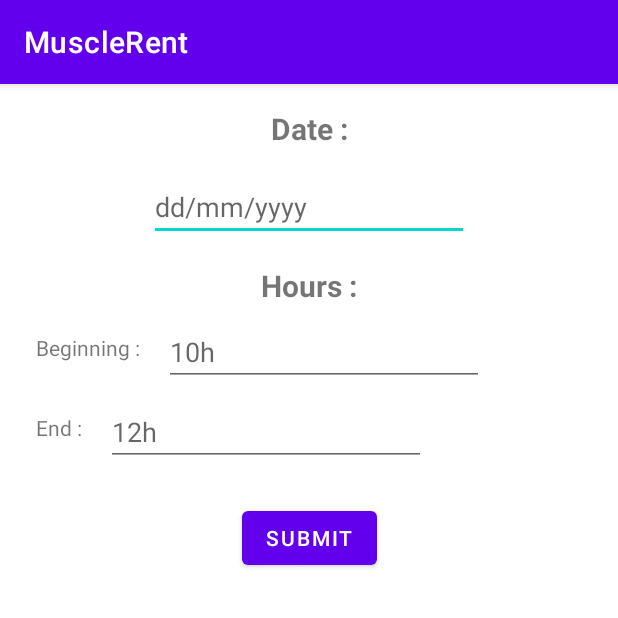
After one commit to ECN-info-MEDEV/tp-devmo-canal_conraux_devmo, an Android app: the NewReservationActivity screen opened directly, with no data from a screen before it, on a phone screen of 412 x 824 dp, the top half of it. The commit adds this screen. Run offline under Robolectric (Android 15) with nearby library versions, the phone set to English and light mode, and no system bars.

Commit message:
Vue de création de nouvelles activités + récupération d'une donnée dans les réponses

```diff
--- a/app/src/main/AndroidManifest.xml
+++ b/app/src/main/AndroidManifest.xml
@@ -12,6 +12,9 @@
         android:theme="@style/Theme.MuscleRent"
         tools:targetApi="31">
         <activity
+            android:name=".NewReservationActivity"
+            android:exported="false" />
+        <activity
             android:name=".MainActivity"
             android:exported="true">
             <intent-filter>
--- a/app/src/main/java/com/example/musclerent/MuscleRoomDatabase.java
+++ b/app/src/main/java/com/example/musclerent/MuscleRoomDatabase.java
@@ -2,9 +2,11 @@ package com.example.musclerent;
 
 import android.content.Context;
 
+import androidx.annotation.NonNull;
 import androidx.room.Database;
 import androidx.room.Room;
 import androidx.room.RoomDatabase;
+import androidx.sqlite.db.SupportSQLiteDatabase;
 
 import java.util.concurrent.ExecutorService;
 import java.util.concurrent.Executors;
@@ -26,11 +28,42 @@ public abstract class MuscleRoomDatabase extends RoomDatabase {
             synchronized (MuscleRoomDatabase.class) {
                 if (INSTANCE == null) {
                     INSTANCE = Room.databaseBuilder(context.getApplicationContext(),
-                                    MuscleRoomDatabase.class, "muscle_database")
+                                    MuscleRoomDatabase.class, "muscle_database").addCallback(sRoomDatabaseCallback)
                             .build();
                 }
             }
         }
         return INSTANCE;
     }
+
+    private static RoomDatabase.Callback sRoomDatabaseCallback = new RoomDatabase.Callback() {
+        @Override
+        public void onCreate(@NonNull SupportSQLiteDatabase db) {
+            super.onCreate(db);
+
+            // If you want to keep data through app restarts,
+            // comment out the following block
+            databaseWriteExecutor.execute(() -> {
+                // Populate the database in the background.
+                // Salle populating
+                SalleDao dao = INSTANCE.salleDao();
+                dao.deleteAll();
+
+                Salle salle = new Salle("Salle Delacour", "44 rue des Jardins, 44000 Nantes", "Cette salle est très cool.");
+                dao.insert(salle);
+                salle = new Salle("Salle Argos", "44 rue des prés, 44300 Nantes", "Cette salle est super très cool.");;
+                dao.insert(salle);
+                salle = new Salle("Salle Thesee", "121 rue du Minotaure, 12322 Crete", "Cette salle est mythologiquement cool.");;
+                dao.insert(salle);
+
+                //Reservation populating
+                ReservationDao rdao = INSTANCE.reservationDao();
+                rdao.deleteAll();
+
+                Reservation reservation = new Reservation("25/03/2023", "13h", "15h", 1);
+                rdao.insert(reservation);
+
+            });
+        }
+    };
 }
--- /dev/null
+++ b/app/src/main/java/com/example/musclerent/NewReservationActivity.java
@@ -0,0 +1,49 @@
+package com.example.musclerent;
+
+import androidx.appcompat.app.AppCompatActivity;
+
+import android.content.Intent;
+import android.os.Bundle;
+import android.text.TextUtils;
+import android.widget.Button;
+import android.widget.EditText;
+
+import java.util.ArrayList;
+import java.util.List;
+
+public class NewReservationActivity extends AppCompatActivity {
+
+    public static final String EXTRA_REPLY_DATE = "com.example.musclerent.REPLY_DATE";
+    public static final String EXTRA_REPLY_BEGINNING = "com.example.musclerent.REPLY_BEGINNING";
+    public static final String EXTRA_REPLY_END = "com.example.musclerent.REPLY_END";
+
+    private EditText mEditDateView;
+    private EditText mEditBeginningView;
+    private EditText mEditEndView;
+
+    @Override
+    public void onCreate(Bundle savedInstanceState) {
+        super.onCreate(savedInstanceState);
+        setContentView(R.layout.activity_new_reservation);
+        mEditDateView = findViewById(R.id.date_edit);
+        mEditBeginningView = findViewById(R.id.beginning_edit);
+        mEditEndView = findViewById(R.id.end_edit);
+
+        final Button button = findViewById(R.id.submit_button);
+        button.setOnClickListener(view -> {
+            Intent replyIntent = new Intent();
+            if (TextUtils.isEmpty(mEditDateView.getText()) || TextUtils.isEmpty(mEditBeginningView.getText()) || TextUtils.isEmpty(mEditEndView.getText())) {
+                setResult(RESULT_CANCELED, replyIntent);
+            } else {
+                String date = mEditDateView.getText().toString();
+                String beginning = mEditBeginningView.getText().toString();
+                String end = mEditEndView.getText().toString();
+                replyIntent.putExtra(EXTRA_REPLY_DATE, date);
+                replyIntent.putExtra(EXTRA_REPLY_BEGINNING, beginning);
+                replyIntent.putExtra(EXTRA_REPLY_END, end);
+                setResult(RESULT_OK, replyIntent);
+            }
+            finish();
+        });
+    }
+}
--- a/app/src/main/java/com/example/musclerent/Reservation.java
+++ b/app/src/main/java/com/example/musclerent/Reservation.java
@@ -23,8 +23,8 @@ public class Reservation {
     @ColumnInfo(name = "horaire_fin")
     private String horaireFin;
 
-    public Reservation(String d, String hD, String hF) {
-        this.salleId = -1;
+    public Reservation(String d, String hD, String hF, int sId) {
+        this.salleId = sId;
         this.date = d;
         this.horaireDebut = hD;
         this.horaireFin = hF;
--- /dev/null
+++ b/app/src/main/res/layout/activity_new_reservation.xml
@@ -0,0 +1,98 @@
+<?xml version="1.0" encoding="utf-8"?>
+<androidx.constraintlayout.widget.ConstraintLayout xmlns:android="http://schemas.android.com/apk/res/android"
+    xmlns:app="http://schemas.android.com/apk/res-auto"
+    xmlns:tools="http://schemas.android.com/tools"
+    android:layout_width="match_parent"
+    android:layout_height="match_parent"
+    tools:context=".NewReservationActivity">
+
+    <TextView
+        android:id="@+id/date_label"
+        android:layout_width="wrap_content"
+        android:layout_height="wrap_content"
+        android:layout_marginTop="16dp"
+        android:text="@string/date_label"
+        android:textSize="20sp"
+        android:textStyle="bold"
+        app:layout_constraintEnd_toEndOf="parent"
+        app:layout_constraintStart_toStartOf="parent"
+        app:layout_constraintTop_toTopOf="parent" />
+
+    <EditText
+        android:id="@+id/date_edit"
+        android:layout_width="wrap_content"
+        android:layout_height="wrap_content"
+        android:layout_marginTop="16dp"
+        android:ems="10"
+        android:hint="@string/date_hint"
+        android:inputType="date"
+        app:layout_constraintEnd_toEndOf="parent"
+        app:layout_constraintStart_toStartOf="parent"
+        app:layout_constraintTop_toBottomOf="@+id/date_label" />
+
+    <TextView
+        android:id="@+id/hour_label"
+        android:layout_width="wrap_content"
+        android:layout_height="wrap_content"
+        android:layout_marginTop="16dp"
+        android:text="@string/hour_label"
+        android:textSize="20sp"
+        android:textStyle="bold"
+        app:layout_constraintEnd_toEndOf="parent"
+        app:layout_constraintStart_toStartOf="parent"
+        app:layout_constraintTop_toBottomOf="@+id/date_edit" />
+
+    <TextView
+        android:id="@+id/beginning_label"
+        android:layout_width="wrap_content"
+        android:layout_height="wrap_content"
+        android:layout_marginStart="24dp"
+        android:layout_marginBottom="16dp"
+        android:text="@string/beginning_label"
+        app:layout_constraintBottom_toBottomOf="@+id/beginning_edit"
+        app:layout_constraintStart_toStartOf="parent" />
+
+    <EditText
+        android:id="@+id/beginning_edit"
+        android:layout_width="wrap_content"
+        android:layout_height="wrap_content"
+        android:layout_marginStart="16dp"
+        android:layout_marginTop="8dp"
+        android:ems="10"
+        android:hint="@string/beginning_hint"
+        android:inputType="textPersonName"
+        app:layout_constraintStart_toEndOf="@+id/beginning_label"
+        app:layout_constraintTop_toBottomOf="@+id/hour_label" />
+
+    <EditText
+        android:id="@+id/end_edit"
+        android:layout_width="wrap_content"
+        android:layout_height="wrap_content"
+        android:layout_marginStart="16dp"
+        android:layout_marginTop="8dp"
+        android:ems="10"
+        android:hint="@string/end_hint"
+        android:inputType="textPersonName"
+        app:layout_constraintStart_toEndOf="@+id/end_label"
+        app:layout_constraintTop_toBottomOf="@+id/beginning_edit" />
+
+    <TextView
+        android:id="@+id/end_label"
+        android:layout_width="wrap_content"
+        android:layout_height="wrap_content"
+        android:layout_marginStart="24dp"
+        android:layout_marginBottom="16dp"
+        android:text="@string/end_label"
+        app:layout_constraintBottom_toBottomOf="@+id/end_edit"
+        app:layout_constraintStart_toStartOf="parent" />
+
+    <Button
+        android:id="@+id/submit_button"
+        android:layout_width="wrap_content"
+        android:layout_height="wrap_content"
+        android:layout_marginTop="24dp"
+        android:text="@string/submit_button"
+        app:layout_constraintEnd_toEndOf="parent"
+        app:layout_constraintStart_toStartOf="parent"
+        app:layout_constraintTop_toBottomOf="@+id/end_edit" />
+</androidx.constraintlayout.widget.ConstraintLayout>
--- a/app/src/main/res/values/colors.xml
+++ b/app/src/main/res/values/colors.xml
@@ -7,4 +7,11 @@
     <color name="teal_700">#FF018786</color>
     <color name="black">#FF000000</color>
     <color name="white">#FFFFFFFF</color>
+
+    <color name="colorPrimary">#3F51B5</color>
+    <color name="colorPrimaryDark">#303F9F</color>
+    <color name="colorAccent">#FF4081</color>
+    <color name="buttonLabel">#FFFFFF</color>
+
+
 </resources>
--- a/app/src/main/res/values/strings.xml
+++ b/app/src/main/res/values/strings.xml
@@ -1,4 +1,12 @@
 <resources>
     <string name="app_name">MuscleRent</string>
     <string name="add_reservation">+</string>
+    <string name="date_label">Date :</string>
+    <string name="date_hint">dd/mm/yyyy</string>
+    <string name="hour_label">Hours :</string>
+    <string name="beginning_label">Beginning :</string>
+    <string name="beginning_hint">10h</string>
+    <string name="end_hint">12h</string>
+    <string name="end_label">End :</string>
+    <string name="submit_button">Submit</string>
 </resources>
--- a/app/src/main/res/values/styles.xml
+++ b/app/src/main/res/values/styles.xml
@@ -4,11 +4,11 @@
     <!-- Base application theme. -->
     <style name="AppTheme" parent="Theme.MaterialComponents.Light.DarkActionBar">
         <!-- Customize your theme here. -->
-        <!--
+
         <item name="colorPrimary">@color/colorPrimary</item>
         <item name="colorPrimaryDark">@color/colorPrimaryDark</item>
         <item name="colorAccent">@color/colorAccent</item>
-        -->
+
     </style>
 
     <!-- The default font for RecyclerView items is too small.
```
